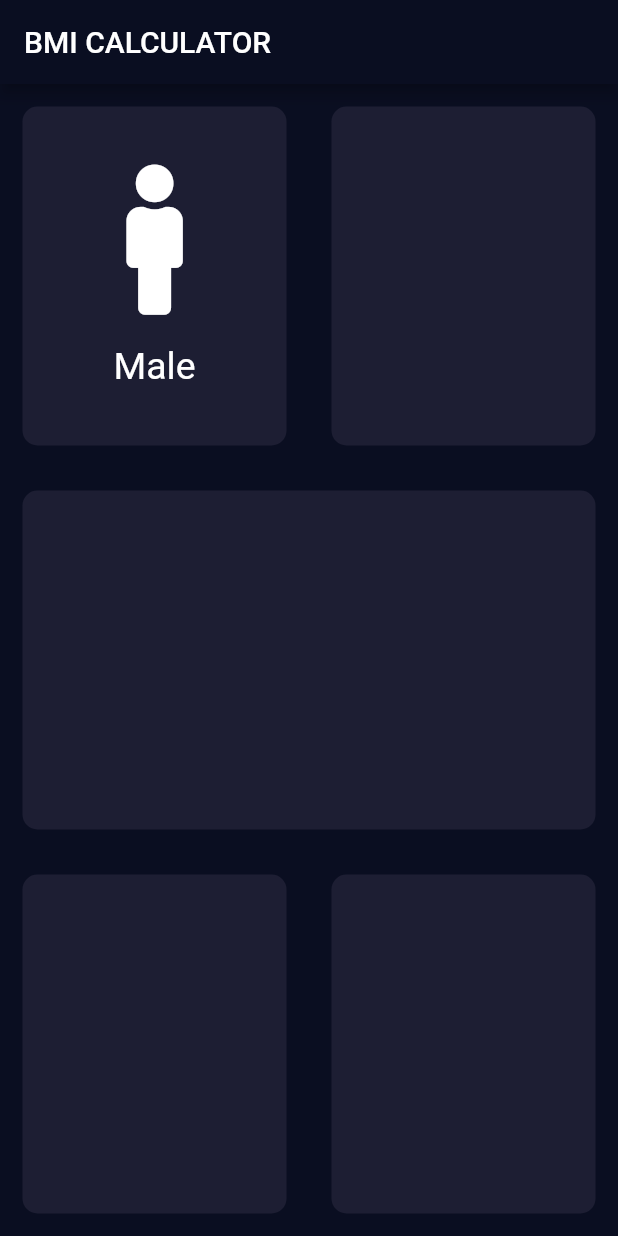
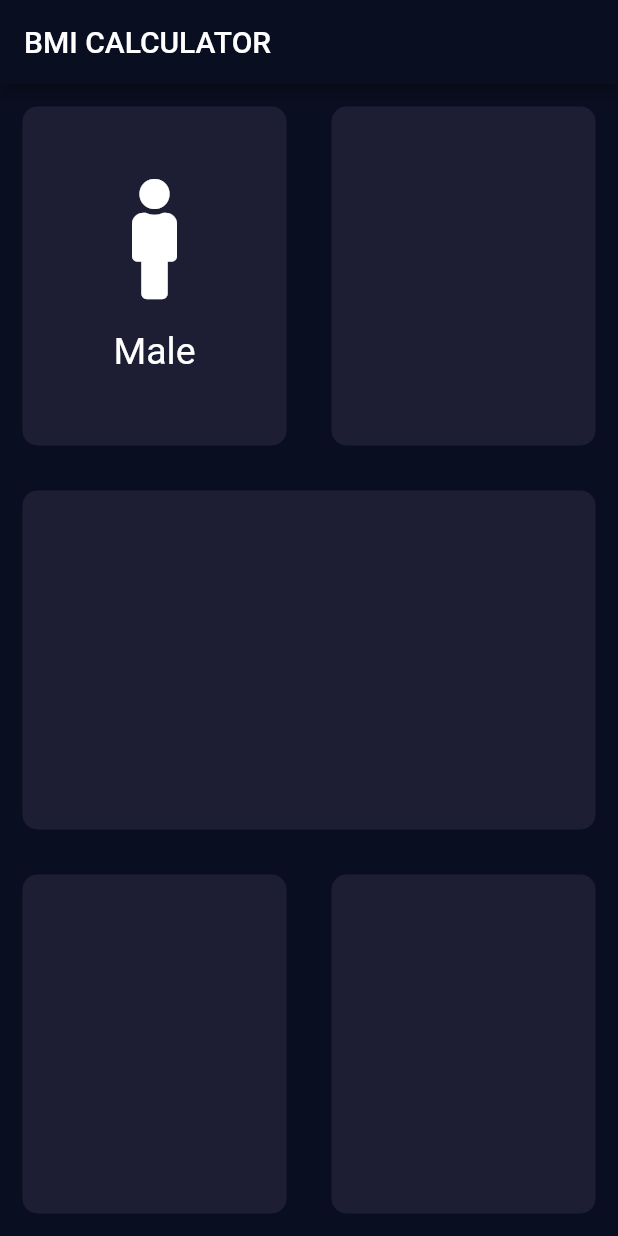
Before and after one commit to atharjaved15/new_bmi_cal, a Flutter app: the screen it shows after launch, on a phone screen of 412 x 824 dp. Run offline on Flutter 3.47's test engine with Material 2 defaults, Android fonts, the phone set to English and light mode, and no system bars; our stand-ins replace font_awesome_flutter.

Commit message:
Done: Extracting Column for reuse

```diff
--- a/lib/input_page.dart
+++ b/lib/input_page.dart
@@ -23,23 +23,7 @@ class _InputPageState extends State<InputPage> {
               Expanded(child:
               MyContainer(
                 colors: Color(0xFF1D1E33),
-                cardWidget: Column(
-                  mainAxisAlignment: MainAxisAlignment.center,
-                  children: <Widget>[
-                    Icon(
-                      FontAwesomeIcons.male,
-                      size: 100,
-                    ),
-                    SizedBox(
-                      height: 20,
-                    ),
-                    Text(
-                      'Male' ,
-                      style: TextStyle(fontSize: 25,color: Colors.white),
-                    )
-
-                  ],
-                ),
+                cardWidget: IconTitle(),
               )
               ),
               Expanded(child:MyContainer(colors: Color(0xFF1D1E33),)
@@ -63,6 +47,33 @@ class _InputPageState extends State<InputPage> {
   }
 }
 
+class IconTitle extends StatelessWidget {
+  const IconTitle({
+    Key key,
+  }) : super(key: key);
+
+  @override
+  Widget build(BuildContext context) {
+    return Column(
+      mainAxisAlignment: MainAxisAlignment.center,
+      children: <Widget>[
+        Icon(
+          FontAwesomeIcons.male,
+          size: 80,
+        ),
+        SizedBox(
+          height: 20,
+        ),
+        Text(
+          'Male' ,
+          style: TextStyle(fontSize: 25,color: Colors.white),
+        )
+
+      ],
+    );
+  }
+}
+
 class MyContainer extends StatelessWidget {
   MyContainer({@required this.colors,this.cardWidget});
   final Color colors;
```
